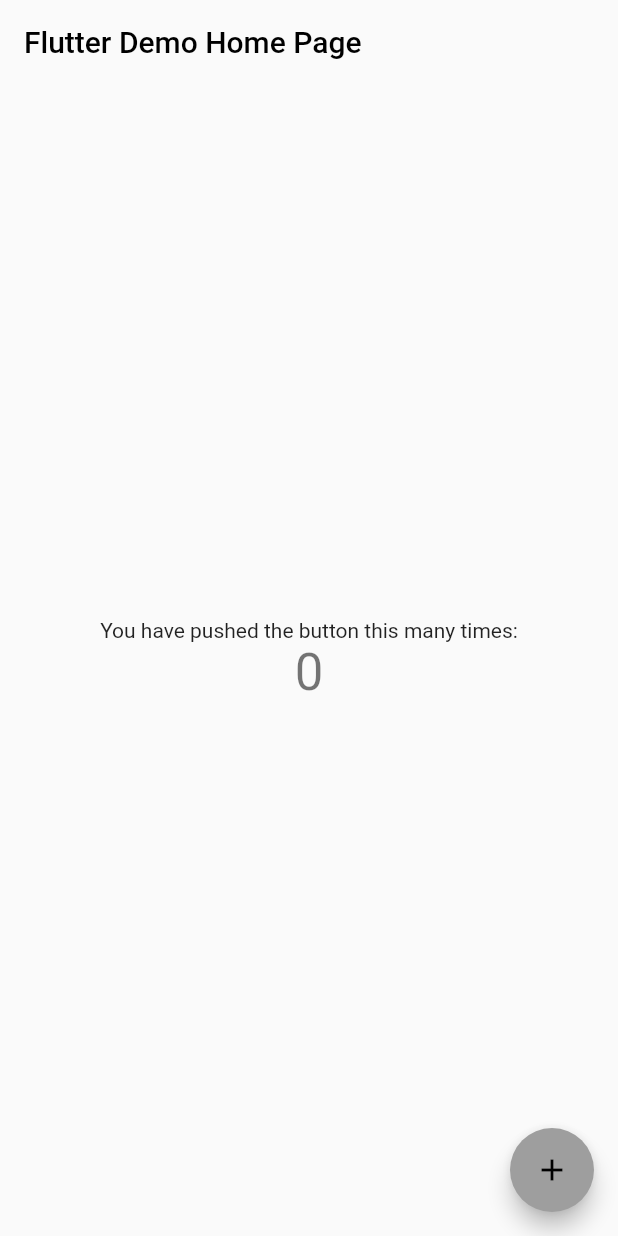
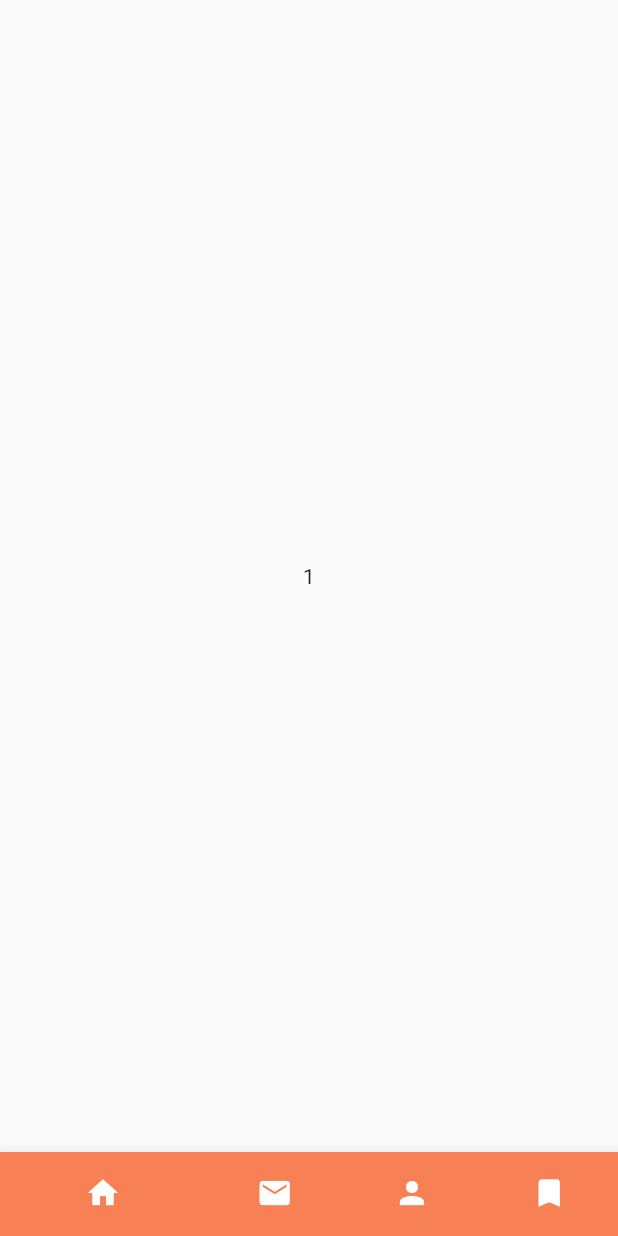
Before and after one commit to paubb/flutter_application_1, a Flutter app: the screen it shows after launch, on a phone screen of 412 x 824 dp. Run offline on Flutter 3.47's test engine with Material 2 defaults, Android fonts, the phone set to English and light mode, and no system bars.

Commit message:
HomePage base and bottomNavigationBar views

```diff
--- a/lib/main.dart
+++ b/lib/main.dart
@@ -1,6 +1,6 @@
 import 'package:flutter/material.dart';
 import 'package:flutter/services.dart';
-import 'package:flutter_application_1/views/home.dart';
+import 'package:flutter_application_1/app.dart';
 
 void main() {
   // Make statusBar background transparent
@@ -11,16 +11,3 @@ void main() {
   );
   runApp(MyApp());
 }
-
-class MyApp extends StatelessWidget {
-  // This widget is the root of your application.
-  @override
-  Widget build(BuildContext context) {
-    return MaterialApp(
-      title: 'Flutter Demo',
-      theme: ThemeData(primarySwatch: Colors.grey),
-      darkTheme: ThemeData.dark(),
-      home: HomePage(title: 'Flutter Demo Home Page'),
-    );
-  }
-}
--- /dev/null
+++ b/lib/views/bottomNavigationBar/first.dart
@@ -0,0 +1,17 @@
+import 'package:flutter/material.dart';
+
+class FirstPage extends StatefulWidget {
+  FirstPage() : super();
+
+  @override
+  _FirstPageState createState() => _FirstPageState();
+}
+
+class _FirstPageState extends State<FirstPage> {
+  @override
+  Widget build(BuildContext context) {
+    return Center(
+      child: Text('1'),
+    );
+  }
+}
--- a/lib/views/home.dart
+++ b/lib/views/home.dart
@@ -1,4 +1,9 @@
 import 'package:flutter/material.dart';
+import 'package:flutter_application_1/config/palette.dart';
+import 'package:flutter_application_1/views/bottomNavigationBar/first.dart';
+import 'package:flutter_application_1/views/bottomNavigationBar/fourth.dart';
+import 'package:flutter_application_1/views/bottomNavigationBar/second.dart';
+import 'package:flutter_application_1/views/bottomNavigationBar/third.dart';
 
 class HomePage extends StatefulWidget {
   HomePage({Key key, this.title}) : super(key: key);
@@ -10,70 +15,50 @@ class HomePage extends StatefulWidget {
 }
 
 class _HomePageState extends State<HomePage> {
-  int _counter = 0;
-
-  void _incrementCounter() {
-    setState(() {
-      // This call to setState tells the Flutter framework that something has
-      // changed in this State, which causes it to rerun the build method below
-      // so that the display can reflect the updated values. If we changed
-      // _counter without calling setState(), then the build method would not be
-      // called again, and so nothing would appear to happen.
-      _counter++;
-    });
-  }
+  int _currentIndex = 0;
+  final _children = [
+    FirstPage(),
+    SecondPage(),
+    ThirdPage(),
+    FourthPage(),
+  ];
 
   @override
   Widget build(BuildContext context) {
-    // This method is rerun every time setState is called, for instance as done
-    // by the _incrementCounter method above.
-    //
-    // The Flutter framework has been optimized to make rerunning build methods
-    // fast, so that you can just rebuild anything that needs updating rather
-    // than having to individually change instances of widgets.
     return Scaffold(
-      appBar: AppBar(
-        // Here we take the value from the MyHomePage object that was created by
-        // the App.build method, and use it to set our appbar title.
-        title: Text(widget.title),
-        backgroundColor: Colors.transparent,
-        elevation: 0,
+      body: IndexedStack(
+        index: _currentIndex,
+        children: _children,
       ),
-      body: Center(
-        // Center is a layout widget. It takes a single child and positions it
-        // in the middle of the parent.
-        child: Column(
-          // Column is also a layout widget. It takes a list of children and
-          // arranges them vertically. By default, it sizes itself to fit its
-          // children horizontally, and tries to be as tall as its parent.
-          //
-          // Invoke "debug painting" (press "p" in the console, choose the
-          // "Toggle Debug Paint" action from the Flutter Inspector in Android
-          // Studio, or the "Toggle Debug Paint" command in Visual Studio Code)
-          // to see the wireframe for each widget.
-          //
-          // Column has various properties to control how it sizes itself and
-          // how it positions its children. Here we use mainAxisAlignment to
-          // center the children vertically; the main axis here is the vertical
-          // axis because Columns are vertical (the cross axis would be
-          // horizontal).
-          mainAxisAlignment: MainAxisAlignment.center,
-          children: <Widget>[
-            Text(
-              'You have pushed the button this many times:',
-            ),
-            Text(
-              '$_counter',
-              style: Theme.of(context).textTheme.headline4,
-            ),
-          ],
-        ),
+      bottomNavigationBar: BottomNavigationBar(
+        currentIndex: _currentIndex,
+        onTap: (index) => setState(() => _currentIndex = index),
+        // Here we hide the labels on the ui
+        showSelectedLabels: false,
+        showUnselectedLabels: false,
+        items: [
+          BottomNavigationBarItem(
+            icon: Icon(Icons.home),
+            label: "Item1",
+            backgroundColor: Palette.coral,
+          ),
+          BottomNavigationBarItem(
+            icon: Icon(Icons.mail),
+            label: "Item2",
+            backgroundColor: Palette.teaGreen,
+          ),
+          BottomNavigationBarItem(
+            icon: Icon(Icons.person),
+            label: "Item3",
+            backgroundColor: Palette.palePurplePantone,
+          ),
+          BottomNavigationBarItem(
+            icon: Icon(Icons.bookmark),
+            label: "Item4",
+            backgroundColor: Palette.rhythm,
+          )
+        ],
       ),
-      floatingActionButton: FloatingActionButton(
-        onPressed: _incrementCounter,
-        tooltip: 'Increment',
-        child: Icon(Icons.add),
-      ), // This trailing comma makes auto-formatting nicer for build methods.
     );
   }
 }
```
Also changed, not shown: lib/views/bottomNavigationBar/fourth.dart (added, +17 -0 lines), lib/views/bottomNavigationBar/second.dart (added, +17 -0 lines), lib/views/bottomNavigationBar/third.dart (added, +17 -0 lines).
